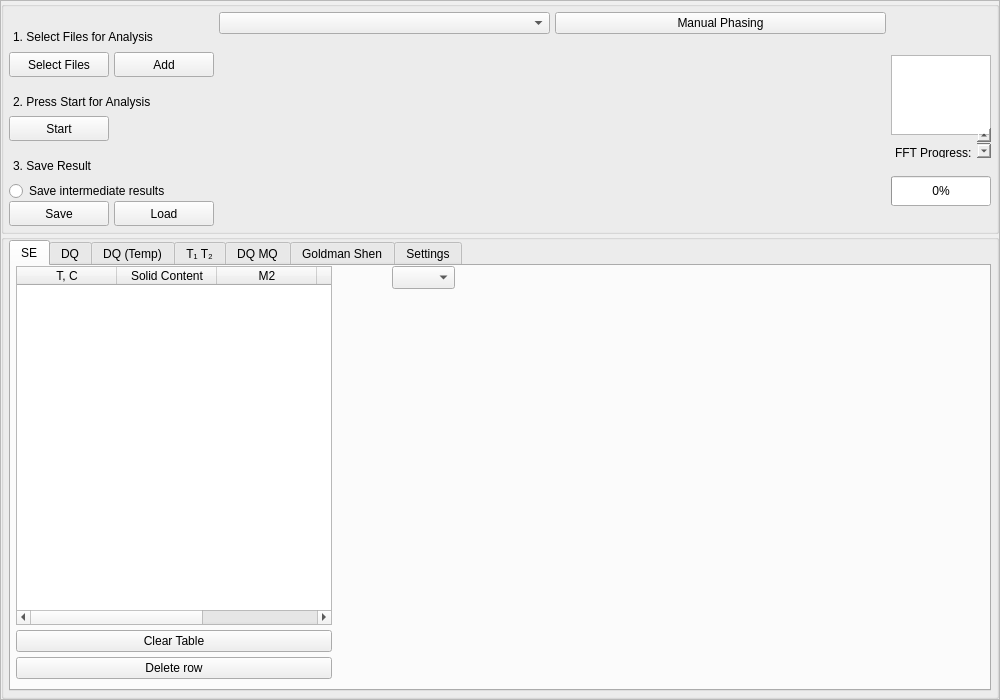
Above: form.ui from timesama/M2-Approach before the change. Below: the same form after it.
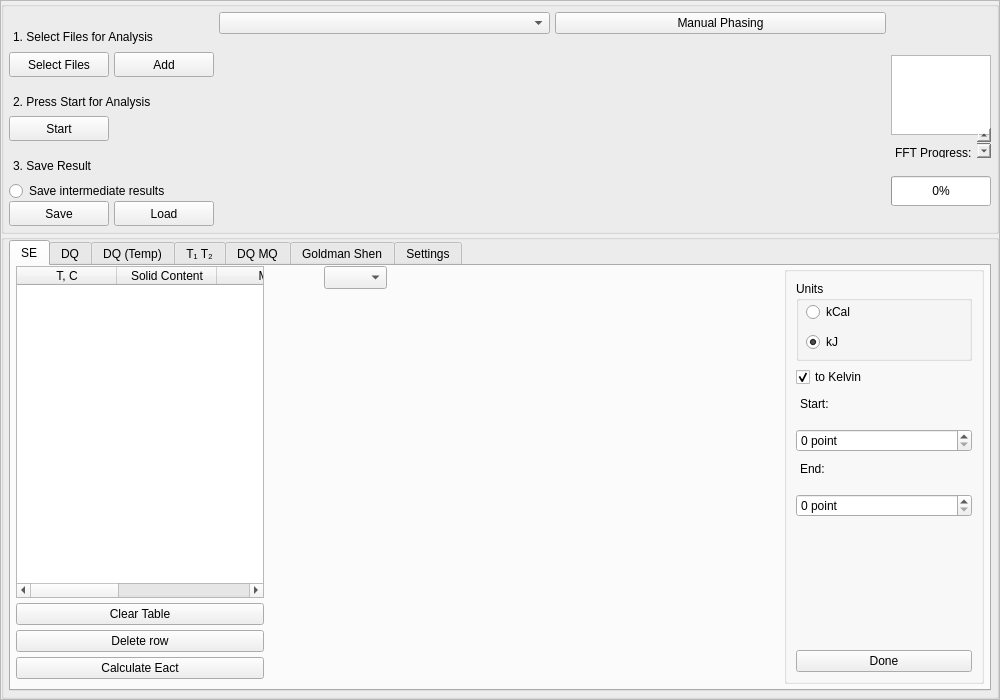
That is the form after the change. Custom widgets are drawn as their Qt base class.

Commit message: Activation energy calc

The edit to the form file:
```diff
--- a/form.ui
+++ b/form.ui
@@ -783,7 +783,7 @@
               <attribute name="title">
                <string>SE</string>
               </attribute>
-              <layout class="QHBoxLayout" name="horizontalLayout_4" stretch="1,2">
+              <layout class="QHBoxLayout" name="horizontalLayout_4" stretch="1,2,0">
                <property name="spacing">
                 <number>5</number>
                </property>
@@ -886,6 +886,13 @@
                    </property>
                   </widget>
                  </item>
+                 <item>
+                  <widget class="QPushButton" name="pushButton_Eact">
+                   <property name="text">
+                    <string>Calculate Eact</string>
+                   </property>
+                  </widget>
+                 </item>
                 </layout>
                </item>
                <item>
@@ -939,6 +946,296 @@
                  </item>
                 </layout>
                </item>
+               <item>
+                <widget class="QGroupBox" name="groupBox_EAct">
+                 <property name="minimumSize">
+                  <size>
+                   <width>200</width>
+                   <height>0</height>
+                  </size>
+                 </property>
+                 <property name="title">
+                  <string/>
+                 </property>
+                 <layout class="QVBoxLayout" name="verticalLayout_4">
+                  <item>
+                   <widget class="QGroupBox" name="groupBox_10">
+                    <property name="minimumSize">
+                     <size>
+                      <width>0</width>
+                      <height>80</height>
+                     </size>
+                    </property>
+                    <property name="maximumSize">
+                     <size>
+                      <width>16777215</width>
+                      <height>16777215</height>
+                     </size>
+                    </property>
+                    <property name="title">
+                     <string>Units</string>
+                    </property>
+                    <widget class="QRadioButton" name="radioButton_7">
+                     <property name="geometry">
+                      <rect>
+                       <x>10</x>
+                       <y>20</y>
+                       <width>91</width>
+                       <height>22</height>
+                      </rect>
+                     </property>
+                     <property name="text">
+                      <string>kCal</string>
+                     </property>
+                    </widget>
+                    <widget class="QRadioButton" name="radioButton_8">
+                     <property name="geometry">
+                      <rect>
+                       <x>10</x>
+                       <y>50</y>
+                       <width>91</width>
+                       <height>22</height>
+                      </rect>
+                     </property>
+                     <property name="text">
+                      <string>kJ</string>
+                     </property>
+                     <property name="checked">
+                      <bool>true</bool>
+                     </property>
+                    </widget>
+                   </widget>
+                  </item>
+                  <item>
+                   <widget class="QCheckBox" name="checkBox_5">
+                    <property name="text">
+                     <string>to Kelvin</string>
+                    </property>
+                    <property name="checked">
+                     <bool>true</bool>
+                    </property>
+                   </widget>
+                  </item>
+                  <item>
+                   <widget class="QTextEdit" name="textEdit_23">
+                    <property name="minimumSize">
+                     <size>
+                      <width>0</width>
+                      <height>30</height>
+                     </size>
+                    </property>
+                    <property name="maximumSize">
+                     <size>
+                      <width>100</width>
+                      <height>30</height>
+                     </size>
+                    </property>
+                    <property name="mouseTracking">
+                     <bool>false</bool>
+                    </property>
+                    <property name="focusPolicy">
+                     <enum>Qt::NoFocus</enum>
+                    </property>
+                    <property name="styleSheet">
+                     <string notr="true">background: transparent</string>
+                    </property>
+                    <property name="frameShape">
+                     <enum>QFrame::NoFrame</enum>
+                    </property>
+                    <property name="verticalScrollBarPolicy">
+                     <enum>Qt::ScrollBarAlwaysOff</enum>
+                    </property>
+                    <property name="horizontalScrollBarPolicy">
+                     <enum>Qt::ScrollBarAlwaysOff</enum>
+                    </property>
+                    <property name="sizeAdjustPolicy">
+                     <enum>QAbstractScrollArea::AdjustToContents</enum>
+                    </property>
+                    <property name="html">
+                     <string>&lt;!DOCTYPE HTML PUBLIC &quot;-//W3C//DTD HTML 4.0//EN&quot; &quot;http://www.w3.org/TR/REC-html40/strict.dtd&quot;&gt;
+&lt;html&gt;&lt;head&gt;&lt;meta name=&quot;qrichtext&quot; content=&quot;1&quot; /&gt;&lt;meta charset=&quot;utf-8&quot; /&gt;&lt;style type=&quot;text/css&quot;&gt;
+p, li { white-space: pre-wrap; }
+hr { height: 1px; border-width: 0; }
+li.unchecked::marker { content: &quot;\2610&quot;; }
+li.checked::marker { content: &quot;\2612&quot;; }
+&lt;/style&gt;&lt;/head&gt;&lt;body style=&quot; font-family:'Segoe UI'; font-size:9pt; font-weight:400; font-style:normal;&quot;&gt;
+&lt;p style=&quot; margin-top:0px; margin-bottom:0px; margin-left:0px; margin-right:0px; -qt-block-indent:0; text-indent:0px;&quot;&gt;Start:&lt;/p&gt;&lt;/body&gt;&lt;/html&gt;</string>
+                    </property>
+                    <property name="textInteractionFlags">
+                     <set>Qt::NoTextInteraction</set>
+                    </property>
+                   </widget>
+                  </item>
+                  <item>
+                   <widget class="QDoubleSpinBox" name="Eact_end">
+                    <property name="prefix">
+                     <string/>
+                    </property>
+                    <property name="suffix">
+                     <string> point</string>
+                    </property>
+                    <property name="decimals">
+                     <number>0</number>
+                    </property>
+                    <property name="minimum">
+                     <double>0.000000000000000</double>
+                    </property>
+                    <property name="singleStep">
+                     <double>1.000000000000000</double>
+                    </property>
+                    <property name="value">
+                     <double>0.000000000000000</double>
+                    </property>
+                   </widget>
+                  </item>
+                  <item>
+                   <widget class="QTextEdit" name="textEdit_22">
+                    <property name="minimumSize">
+                     <size>
+                      <width>0</width>
+                      <height>30</height>
+                     </size>
+                    </property>
+                    <property name="maximumSize">
+                     <size>
+                      <width>100</width>
+                      <height>30</height>
+                     </size>
+                    </property>
+                    <property name="mouseTracking">
+                     <bool>false</bool>
+                    </property>
+                    <property name="focusPolicy">
+                     <enum>Qt::NoFocus</enum>
+                    </property>
+                    <property name="styleSheet">
+                     <string notr="true">background: transparent</string>
+                    </property>
+                    <property name="frameShape">
+                     <enum>QFrame::NoFrame</enum>
+                    </property>
+                    <property name="verticalScrollBarPolicy">
+                     <enum>Qt::ScrollBarAlwaysOff</enum>
+                    </property>
+                    <property name="horizontalScrollBarPolicy">
+                     <enum>Qt::ScrollBarAlwaysOff</enum>
+                    </property>
+                    <property name="sizeAdjustPolicy">
+                     <enum>QAbstractScrollArea::AdjustToContents</enum>
+                    </property>
+                    <property name="html">
+                     <string>&lt;!DOCTYPE HTML PUBLIC &quot;-//W3C//DTD HTML 4.0//EN&quot; &quot;http://www.w3.org/TR/REC-html40/strict.dtd&quot;&gt;
+&lt;html&gt;&lt;head&gt;&lt;meta name=&quot;qrichtext&quot; content=&quot;1&quot; /&gt;&lt;meta charset=&quot;utf-8&quot; /&gt;&lt;style type=&quot;text/css&quot;&gt;
+p, li { white-space: pre-wrap; }
+hr { height: 1px; border-width: 0; }
+li.unchecked::marker { content: &quot;\2610&quot;; }
+li.checked::marker { content: &quot;\2612&quot;; }
+&lt;/style&gt;&lt;/head&gt;&lt;body style=&quot; font-family:'Segoe UI'; font-size:9pt; font-weight:400; font-style:normal;&quot;&gt;
+&lt;p style=&quot; margin-top:0px; margin-bottom:0px; margin-left:0px; margin-right:0px; -qt-block-indent:0; text-indent:0px;&quot;&gt;End:&lt;/p&gt;&lt;/body&gt;&lt;/html&gt;</string>
+                    </property>
+                    <property name="textInteractionFlags">
+                     <set>Qt::NoTextInteraction</set>
+                    </property>
+                   </widget>
+                  </item>
+                  <item>
+                   <widget class="QDoubleSpinBox" name="Eact_start">
+                    <property name="prefix">
+                     <string/>
+                    </property>
+                    <property name="suffix">
+                     <string> point</string>
+                    </property>
+                    <property name="decimals">
+                     <number>0</number>
+                    </property>
+                    <property name="minimum">
+                     <double>0.000000000000000</double>
+                    </property>
+                    <property name="singleStep">
+                     <double>1.000000000000000</double>
+                    </property>
+                    <property name="value">
+                     <double>0.000000000000000</double>
+                    </property>
+                   </widget>
+                  </item>
+                  <item>
+                   <widget class="QTextEdit" name="textEdit_EAct">
+                    <property name="maximumSize">
+                     <size>
+                      <width>200</width>
+                      <height>80</height>
+                     </size>
+                    </property>
+                    <property name="mouseTracking">
+                     <bool>false</bool>
+                    </property>
+                    <property name="focusPolicy">
+                     <enum>Qt::NoFocus</enum>
+                    </property>
+                    <property name="acceptDrops">
+                     <bool>false</bool>
+                    </property>
+                    <property name="styleSheet">
+                     <string notr="true">background: transparent</string>
+                    </property>
+                    <property name="frameShape">
+                     <enum>QFrame::NoFrame</enum>
+                    </property>
+                    <property name="verticalScrollBarPolicy">
+                     <enum>Qt::ScrollBarAlwaysOff</enum>
+                    </property>
+                    <property name="horizontalScrollBarPolicy">
+                     <enum>Qt::ScrollBarAlwaysOff</enum>
+                    </property>
+                    <property name="sizeAdjustPolicy">
+                     <enum>QAbstractScrollArea::AdjustToContents</enum>
+                    </property>
+                    <property name="undoRedoEnabled">
+                     <bool>false</bool>
+                    </property>
+                    <property name="readOnly">
+                     <bool>false</bool>
+                    </property>
+                    <property name="html">
+                     <string>&lt;!DOCTYPE HTML PUBLIC &quot;-//W3C//DTD HTML 4.0//EN&quot; &quot;http://www.w3.org/TR/REC-html40/strict.dtd&quot;&gt;
+&lt;html&gt;&lt;head&gt;&lt;meta name=&quot;qrichtext&quot; content=&quot;1&quot; /&gt;&lt;meta charset=&quot;utf-8&quot; /&gt;&lt;style type=&quot;text/css&quot;&gt;
+p, li { white-space: pre-wrap; }
+hr { height: 1px; border-width: 0; }
+li.unchecked::marker { content: &quot;\2610&quot;; }
+li.checked::marker { content: &quot;\2612&quot;; }
+&lt;/style&gt;&lt;/head&gt;&lt;body style=&quot; font-family:'Segoe UI'; font-size:9pt; font-weight:400; font-style:normal;&quot;&gt;
+&lt;p style=&quot;-qt-paragraph-type:empty; margin-top:0px; margin-bottom:0px; margin-left:0px; margin-right:0px; -qt-block-indent:0; text-indent:0px;&quot;&gt;&lt;br /&gt;&lt;/p&gt;&lt;/body&gt;&lt;/html&gt;</string>
+                    </property>
+                    <property name="textInteractionFlags">
+                     <set>Qt::TextEditorInteraction</set>
+                    </property>
+                   </widget>
+                  </item>
+                  <item>
+                   <spacer name="verticalSpacer_2">
+                    <property name="orientation">
+                     <enum>Qt::Vertical</enum>
+                    </property>
+                    <property name="sizeHint" stdset="0">
+                     <size>
+                      <width>20</width>
+                      <height>40</height>
+                     </size>
+                    </property>
+                   </spacer>
+                  </item>
+                  <item>
+                   <widget class="QPushButton" name="pushButton_Done">
+                    <property name="text">
+                     <string>Done</string>
+                    </property>
+                   </widget>
+                  </item>
+                 </layout>
+                </widget>
+               </item>
               </layout>
              </widget>
              <widget class="QWidget" name="b_DQ">
```
The commit also changes 2 other files.
